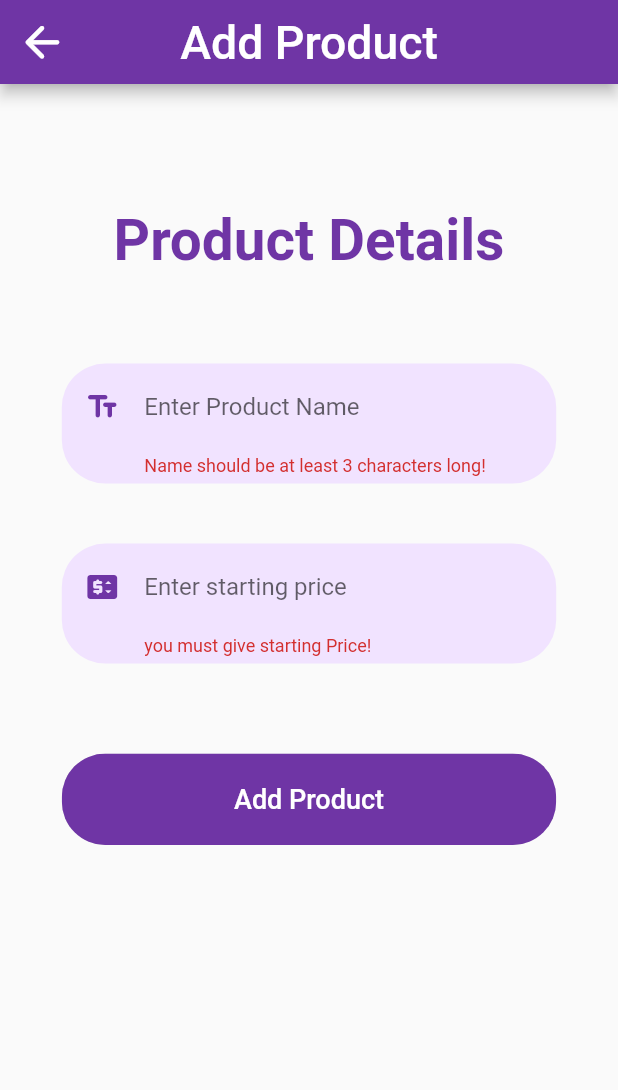
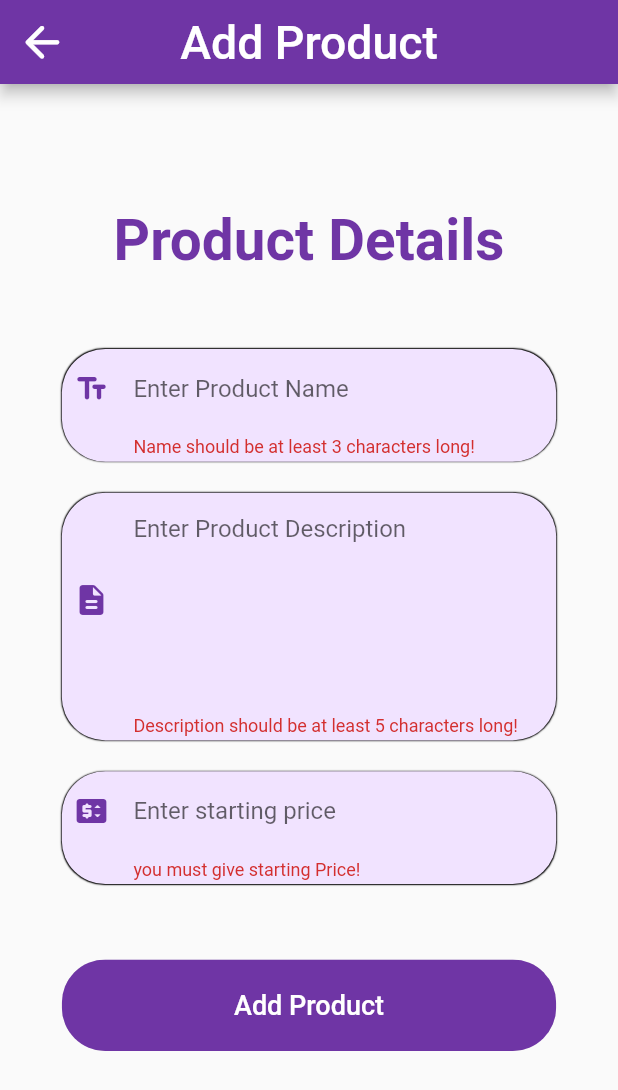
Before and after one commit to FerasHamam/LegacyAuction, a Flutter app: the AddProductScreen screen opened by its route, after a tap on "Add Product", on a phone screen of 412 x 824 dp. Shown: the top 1090 px of the screen. Run offline on Flutter 3.47's test engine with Material 2 defaults, Android fonts, the phone set to English and light mode, and no system bars; our stand-ins replace cloud_firestore, firebase_auth, firebase_core, firebase_database, flutter_screenutil; accounts and stored records are empty.

Commit message:
added Product Details Screen with placing bid function!

```diff
--- a/lib/inputComponents/InputContainer.dart
+++ b/lib/inputComponents/InputContainer.dart
@@ -1,5 +1,6 @@
 import 'package:flutter/material.dart';
 import '../constants.dart';
+import 'package:flutter_screenutil/flutter_screenutil.dart';
 
 class inputContainer extends StatelessWidget {
   final Widget child;
@@ -11,13 +12,16 @@ class inputContainer extends StatelessWidget {
   Widget build(BuildContext context) {
     Size size = MediaQuery.of(context).size;
     return Container(
-      margin: EdgeInsets.symmetric(vertical: 20),
-      padding: EdgeInsets.symmetric(horizontal: 15, vertical: 5),
+      margin: EdgeInsets.symmetric(vertical: 60.sp),
+      padding: EdgeInsets.symmetric(horizontal: 45.sp, vertical: 15.sp),
       width: size.width * 0.8,
       decoration: BoxDecoration(
-        color: kPrimaryLightColor,
-        borderRadius: BorderRadius.circular(29),
-      ),
+          color: kPrimaryLightColor,
+          borderRadius: BorderRadius.circular(29),
+          boxShadow: [
+            BoxShadow(
+                blurRadius: 0.1.sp, spreadRadius: 0.2.sp, color: Colors.black)
+          ]),
       child: child,
     );
   }
--- a/lib/models/Product.dart
+++ b/lib/models/Product.dart
@@ -1,26 +1,54 @@
 class Product {
+  late String prodId;
   String name;
+  String desc;
   String startingPrice;
+  String bidPrice;
   String userId;
+  String highestbidder;
   DateTime postedin;
   DateTime expiryDate;
   Product(
       {required this.name,
+      required this.desc,
       required this.startingPrice,
+      required this.bidPrice,
       required this.userId,
+      required this.highestbidder,
       required this.postedin,
       required this.expiryDate});
-  Map<dynamic, dynamic> toJson() => <dynamic, dynamic>{
+  Map<String, dynamic> toJson() => <String, dynamic>{
         'name': name,
+        'desc': desc,
         'postedin': postedin.toString(),
         'expiryDate': expiryDate.toString(),
         'userId': userId,
+        'highestbidder': highestbidder,
         'startingPrice': startingPrice.toString(),
+        'bidPrice': bidPrice.toString(),
       };
   Product.fromJson(Map<dynamic, dynamic> json)
       : name = json['name'],
+        desc = json['desc'],
         startingPrice = json['startingPrice'],
+        bidPrice = json['bidPrice'],
         userId = json['userId'],
+        highestbidder = json['highestbidder'],
         postedin = DateTime.parse(json['postedin'] as String),
         expiryDate = DateTime.parse(json['expiryDate'] as String);
+  void setProdId(String prodId) {
+    this.prodId = prodId;
+  }
+
+  void setProdBidPrice(String bidPrice) {
+    this.bidPrice = bidPrice;
+  }
+
+  void setProdHigherBider(String highestbidder) {
+    this.highestbidder = highestbidder;
+  }
+
+  String getProdId() {
+    return this.prodId;
+  }
 }
--- a/lib/models/Products.dart
+++ b/lib/models/Products.dart
@@ -7,11 +7,14 @@ import './User.dart';
 class Products with ChangeNotifier {
   List<Product> products = [];
 
-  void addProduct(String name, String startingPrice) async {
+  void addProduct(String name, String desc, String startingPrice) async {
     final Product newProduct = new Product(
       name: name,
+      desc: desc,
       userId: await UserData.getUserId(),
+      highestbidder: 'none',
       startingPrice: startingPrice,
+      bidPrice: startingPrice,
       postedin: DateTime.now(),
       expiryDate: DateTime.now().add(
         Duration(days: 7),
--- a/lib/screens/AddProductScreen.dart
+++ b/lib/screens/AddProductScreen.dart
@@ -18,11 +18,13 @@ class AddProductScreen extends StatefulWidget {
 
 class _AddProductScreenState extends State<AddProductScreen> {
   late TextEditingController productName;
+  late TextEditingController desc;
   late TextEditingController startingPrice;
   final _formKey = GlobalKey<FormState>();
   @override
   void initState() {
     productName = TextEditingController();
+    desc = TextEditingController();
     startingPrice = TextEditingController();
     super.initState();
   }
@@ -55,14 +57,12 @@ class _AddProductScreenState extends State<AddProductScreen> {
             size: 200.sp,
           ),
         ),
-        actions: [],
       ),
       body: Stack(children: [
         Form(
           key: _formKey,
           child: Container(
             alignment: Alignment.topCenter,
-            child: SingleChildScrollView(
             child: SingleChildScrollView(
               child: Column(
                 children: [
@@ -97,8 +97,10 @@ class _AddProductScreenState extends State<AddProductScreen> {
                           value = "";
                         }
                         if (value.length < 3) {
+                          isValid = false;
                           return 'Name should be at least 3 characters long!';
                         }
+                        isValid = true;
                         return null;
                       },
                       cursorColor: kPrimaryColor,
@@ -110,6 +112,39 @@ class _AddProductScreenState extends State<AddProductScreen> {
                           hintText: 'Enter Product Name',
                           border: InputBorder.none),
                     ),
+                  ),
+                  inputContainer(
+                    child: TextFormField(
+                        controller: desc,
+                        textInputAction: TextInputAction.next,
+                        autovalidateMode: AutovalidateMode.onUserInteraction,
+                        cursorColor: kPrimaryColor,
+                        maxLines: 6,
+                        decoration: InputDecoration(
+                            icon: Icon(
+                              Icons.description_rounded,
+                              color: kPrimaryColor,
+                            ),
+                            hintText: 'Enter Product Description',
+                            alignLabelWithHint: true,
+                            border: InputBorder.none),
+                        onSaved: (value) {
+                          if (value == null) {
+                            value = "";
+                          }
+                          desc.text = value;
+                        },
+                        validator: (value) {
+                          if (value == null) {
+                            value = "";
+                          }
+                          if (value.trim().length < 5) {
+                            isValid = false;
+                            return 'Description should be at least 5 characters long!';
+                          }
+                          isValid = true;
+                          return null;
+                        }),
                   ),
                   inputContainer(
                     child: TextFormField(
@@ -127,12 +162,15 @@ class _AddProductScreenState extends State<AddProductScreen> {
                         if (value == null) {
                           return "you must give starting Price!";
                         } else if (value == "") {
+                          isValid = false;
                           return "you must give starting Price!";
                         } else if (value.characters.contains(
                           new RegExp(r'[A-Z]'),
                         )) {
+                          isValid = false;
                           return 'Price must be numbers only';
                         } else if (double.parse(value) < 0) {
+                          isValid = false;
                           return 'Price must be bigger than Zero';
                         }
 
@@ -167,8 +205,8 @@ class _AddProductScreenState extends State<AddProductScreen> {
                             _formKey.currentState!.save();
                             try {
                               Provider.of<Products>(context, listen: false)
-                                    .addProduct(
-                                        productName.text, startingPrice.text);
+                                  .addProduct(productName.text, desc.text,
+                                      startingPrice.text);
                               Provider.of<AppState>(context, listen: false)
                                   .setMenu();
                               Navigator.of(context).pop();
@@ -201,7 +239,6 @@ class _AddProductScreenState extends State<AddProductScreen> {
             ),
           ),
         ),
-        ),
       ]),
     );
   }
--- a/lib/screens/StackScreen.dart
+++ b/lib/screens/StackScreen.dart
@@ -1,7 +1,7 @@
 import 'package:flutter/material.dart';
 
 //screens
-import 'ProductsScreen.dart';
+import '../widgets/ProductsScreen.dart';
 import 'MenuScreen.dart';
 //widgets
 import '../widgets/appbar.dart';
--- a/lib/widgets/AnimatedList.dart
+++ b/lib/widgets/AnimatedList.dart
@@ -26,6 +26,7 @@ class ProductsList extends StatelessWidget {
         itemBuilder: (context, dataSnapShot, animation, index) {
           final json = dataSnapShot.value as Map<dynamic, dynamic>;
           final product = Product.fromJson(json);
+          product.setProdId(dataSnapShot.key!);
           return ProductWidget(product);
         });
   }
--- a/lib/screens/ProductsScreen.dart
+++ b/lib/widgets/ProductsScreen.dart
@@ -4,7 +4,7 @@ import 'package:provider/provider.dart';
 //modles
 import '../models/AppState.dart';
 //widgets
-import '../widgets/AnimatedList.dart';
+import 'AnimatedList.dart';
 
 class ProductsScreen extends StatelessWidget {
   static String name = 'productsscreen';
--- a/pubspec.yaml
+++ b/pubspec.yaml
@@ -29,6 +29,7 @@ dependencies:
   firebase_auth: ^3.1.4
   firebase_core: ^1.8.0
   firebase_database: ^8.0.1
+  intl: ^0.17.0
 
 
 
```
Also changed, not shown: lib/descriptionComponents/ProductDateWidget.dart (added, +30 -0 lines), lib/descriptionComponents/ProductDeatilsWidget.dart (added, +39 -0 lines), lib/descriptionComponents/ProductDescWidget.dart (added, +35 -0 lines), lib/descriptionComponents/ProductHighestBidderWidget.dart (added, +32 -0 lines), lib/screens/ProductDetailsScreen.dart (added, +162 -0 lines), lib/widgets/ProductWidget.dart (+16 -3 lines), pubspec.lock. Lines whose indentation alone changed are shown as unchanged.
